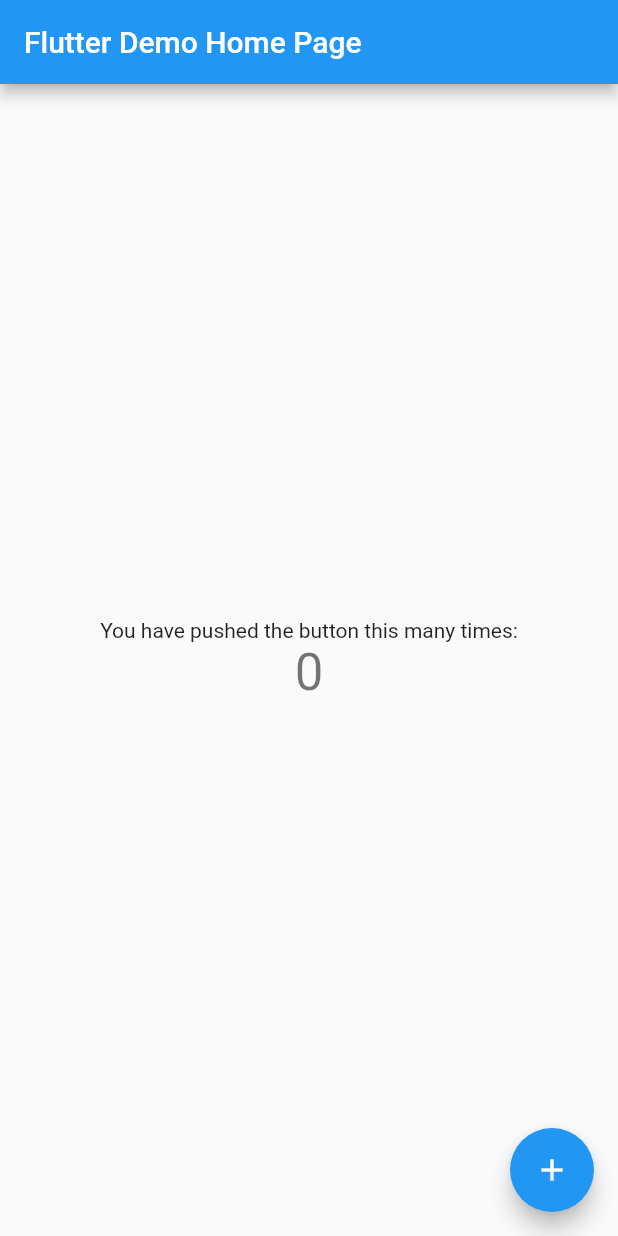
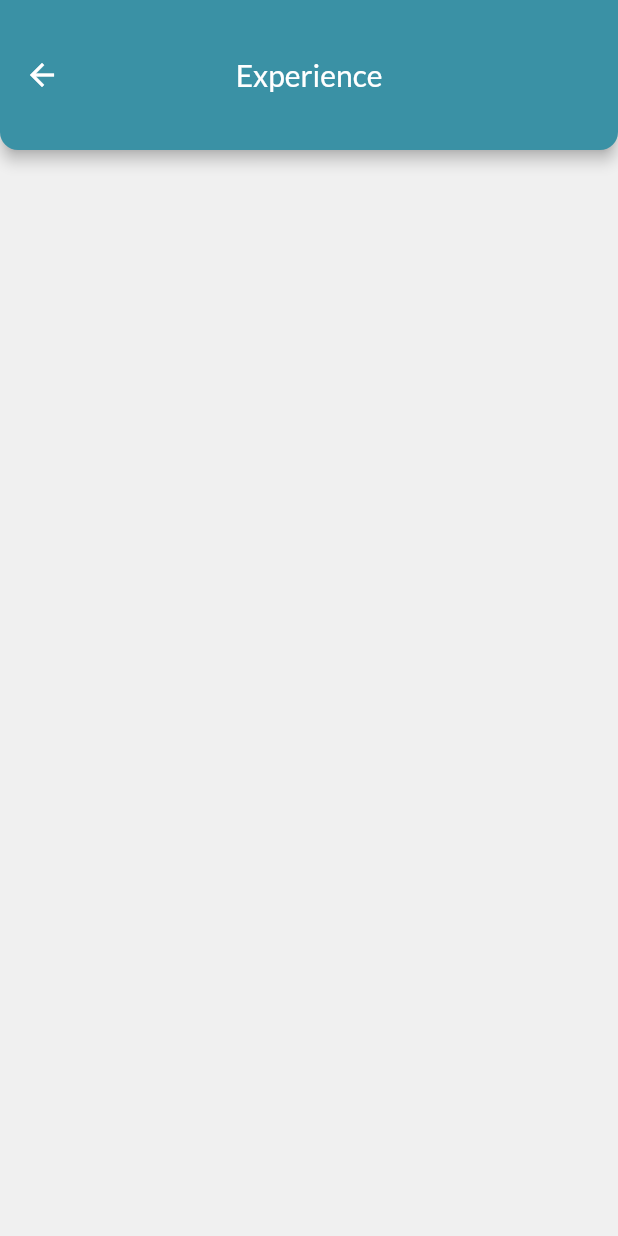
Before and after one commit to OstrichFarmer/mobile_cv, a Flutter app: the screen it shows after launch, on a phone screen of 412 x 824 dp. Run offline on Flutter 3.47's test engine with Material 2 defaults, Android fonts, the light colour scheme and no system bars; our stand-ins replace google_fonts.

Commit message:
started the experience page

```diff
--- a/lib/main.dart
+++ b/lib/main.dart
@@ -1,4 +1,5 @@
 import 'package:flutter/material.dart';
+import 'package:mobile_cv/screens/experience_screen.dart';
 
 void main() {
   runApp(const MyApp());
@@ -11,105 +12,11 @@
   @override
   Widget build(BuildContext context) {
     return MaterialApp(
-      title: 'Flutter Demo',
+      title: 'Mobile CV',
       theme: ThemeData(
-        // This is the theme of your application.
-        //
-        // Try running your application with "flutter run". You'll see the
-        // application has a blue toolbar. Then, without quitting the app, try
-        // changing the primarySwatch below to Colors.green and then invoke
-        // "hot reload" (press "r" in the console where you ran "flutter run",
-        // or simply save your changes to "hot reload" in a Flutter IDE).
-        // Notice that the counter didn't reset back to zero; the application
-        // is not restarted.
         primarySwatch: Colors.blue,
       ),
-      home: const MyHomePage(title: 'Flutter Demo Home Page'),
+      home: const ExperienceScreen(),
     );
   }
 }
-
-class MyHomePage extends StatefulWidget {
-  const MyHomePage({Key? key, required this.title}) : super(key: key);
-
-  // This widget is the home page of your application. It is stateful, meaning
-  // that it has a State object (defined below) that contains fields that affect
-  // how it looks.
-
-  // This class is the configuration for the state. It holds the values (in this
-  // case the title) provided by the parent (in this case the App widget) and
-  // used by the build method of the State. Fields in a Widget subclass are
-  // always marked "final".
-
-  final String title;
-
-  @override
-  State<MyHomePage> createState() => _MyHomePageState();
-}
-
-class _MyHomePageState extends State<MyHomePage> {
-  int _counter = 0;
-
-  void _incrementCounter() {
-    setState(() {
-      // This call to setState tells the Flutter framework that something has
-      // changed in this State, which causes it to rerun the build method below
-      // so that the display can reflect the updated values. If we changed
-      // _counter without calling setState(), then the build method would not be
-      // called again, and so nothing would appear to happen.
-      _counter++;
-    });
-  }
-
-  @override
-  Widget build(BuildContext context) {
-    // This method is rerun every time setState is called, for instance as done
-    // by the _incrementCounter method above.
-    //
-    // The Flutter framework has been optimized to make rerunning build methods
-    // fast, so that you can just rebuild anything that needs updating rather
-    // than having to individually change instances of widgets.
-    return Scaffold(
-      appBar: AppBar(
-        // Here we take the value from the MyHomePage object that was created by
-        // the App.build method, and use it to set our appbar title.
-        title: Text(widget.title),
-      ),
-      body: Center(
-        // Center is a layout widget. It takes a single child and positions it
-        // in the middle of the parent.
-        child: Column(
-          // Column is also a layout widget. It takes a list of children and
-          // arranges them vertically. By default, it sizes itself to fit its
-          // children horizontally, and tries to be as tall as its parent.
-          //
-          // Invoke "debug painting" (press "p" in the console, choose the
-          // "Toggle Debug Paint" action from the Flutter Inspector in Android
-          // Studio, or the "Toggle Debug Paint" command in Visual Studio Code)
-          // to see the wireframe for each widget.
-          //
-          // Column has various properties to control how it sizes itself and
-          // how it positions its children. Here we use mainAxisAlignment to
-          // center the children vertically; the main axis here is the vertical
-          // axis because Columns are vertical (the cross axis would be
-          // horizontal).
-          mainAxisAlignment: MainAxisAlignment.center,
-          children: <Widget>[
-            const Text(
-              'You have pushed the button this many times:',
-            ),
-            Text(
-              '$_counter',
-              style: Theme.of(context).textTheme.headline4,
-            ),
-          ],
-        ),
-      ),
-      floatingActionButton: FloatingActionButton(
-        onPressed: _incrementCounter,
-        tooltip: 'Increment',
-        child: const Icon(Icons.add),
-      ), // This trailing comma makes auto-formatting nicer for build methods.
-    );
-  }
-}
--- /dev/null
+++ b/lib/screens/experience_screen.dart
@@ -0,0 +1,42 @@
+import 'package:flutter/material.dart';
+import 'package:google_fonts/google_fonts.dart';
+import 'package:mobile_cv/utils/colors.dart';
+
+class ExperienceScreen extends StatelessWidget {
+  const ExperienceScreen({Key? key}) : super(key: key);
+
+  @override
+  Widget build(BuildContext context) {
+    return Scaffold(
+      backgroundColor: AppColors.lightGrey,
+      appBar: AppBar(
+        leading: const Icon(Icons.arrow_back),
+        centerTitle: true,
+        title: Text(
+          'Experience',
+          style: GoogleFonts.lato(fontSize: 20, fontWeight: FontWeight.w500),
+        ),
+        toolbarHeight: 100,
+        backgroundColor: AppColors.prussianBlue,
+        shape: const RoundedRectangleBorder(
+          borderRadius: BorderRadius.only(
+              bottomLeft: Radius.circular(12),
+              bottomRight: Radius.circular(12)),
+        ),
+      ),
+      body: SingleChildScrollView(
+        child: Padding(
+          padding: const EdgeInsets.only(
+            left: 20,
+            top: 30,
+            right: 20,
+            bottom: 20,
+          ),
+          child: Column(
+            children: [],
+          ),
+        ),
+      ),
+    );
+  }
+}
--- /dev/null
+++ b/lib/utils/colors.dart
@@ -0,0 +1,6 @@
+import 'package:flutter/material.dart';
+
+class AppColors {
+  static const Color prussianBlue = Color(0xff3a91a5);
+  static const Color lightGrey = Color(0xfff0f0f0);
+}
```
Also changed, not shown: pubspec.yaml (+7 -17 lines), 3 other files.
